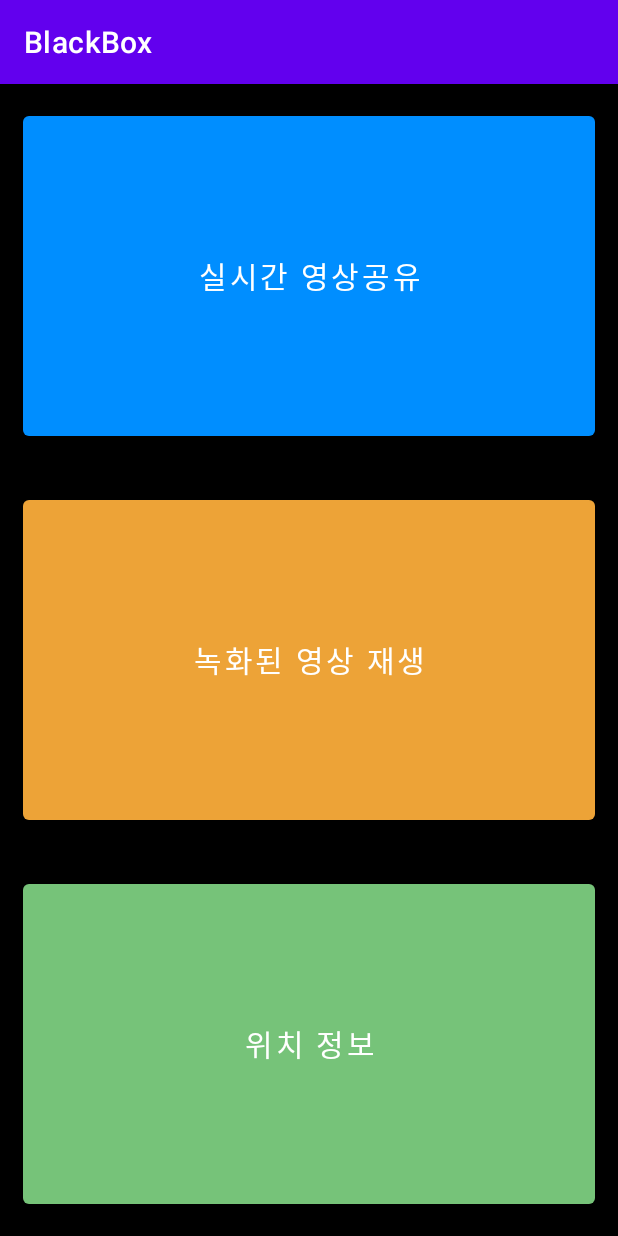
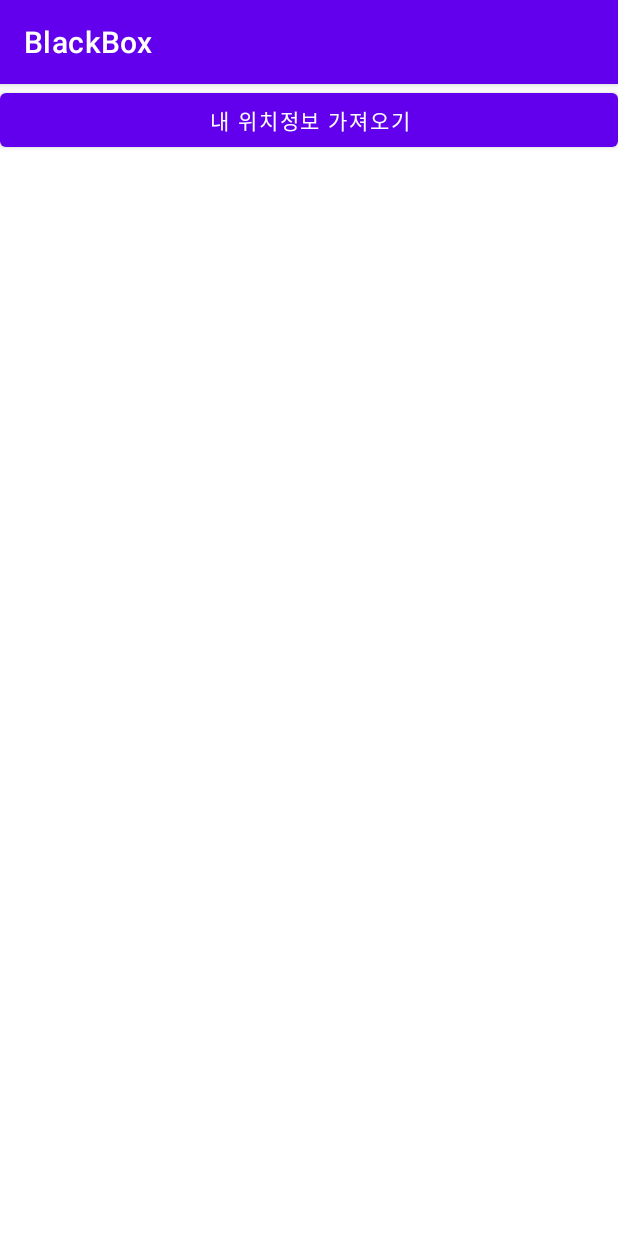
Before and after one commit to jaeminpark1/BlackBox, an Android app: the screen it shows after launch (MainActivity before the commit, GpsActivity after it), after a tap on "위치 정보", on a phone screen of 412 x 824 dp. Run offline under Robolectric (Android 15) with nearby library versions, the phone set to English and light mode, and no system bars.

Commit message:
현재 폰의 GPS값을 가져와서 그 위치를 지도로 표시함

```diff
--- a/app/src/main/java/com/example/blackbox/CustomListViewItem.java
+++ b/app/src/main/java/com/example/blackbox/CustomListViewItem.java
@@ -3,8 +3,8 @@ package com.example.blackbox;
 import android.graphics.Bitmap;
 
 public class CustomListViewItem {
+    private Bitmap iconBitmap;
     private String filename;
-    private Bitmap iconBitmap;
     // 커스텀뷰에 쓰일 멤버들 선언
 
     public void setIcon(Bitmap icon) {
--- /dev/null
+++ b/app/src/main/java/com/example/blackbox/GpsActivity.java
@@ -0,0 +1,113 @@
+package com.example.blackbox;
+
+
+import android.content.Context;
+import android.content.Intent;
+import android.content.pm.PackageManager;
+import android.location.Location;
+import android.location.LocationListener;
+import android.location.LocationManager;
+import android.net.Uri;
+import android.os.Build;
+import android.os.Bundle;
+import android.os.Handler;
+import android.view.View;
+import android.widget.Button;
+import android.widget.LinearLayout;
+import android.widget.TextView;
+import android.widget.Toast;
+
+import androidx.appcompat.app.AppCompatActivity;
+import androidx.core.app.ActivityCompat;
+import androidx.core.content.ContextCompat;
+
+public class GpsActivity extends AppCompatActivity {
+
+    TextView txtResult;
+    double longitude = 0;
+    double latitude = 0;
+    LinearLayout layout;
+
+    @Override
+    protected void onCreate(Bundle savedInstanceState) {
+        super.onCreate(savedInstanceState);
+        setContentView(R.layout.gps);
+        Button button1 = findViewById(R.id.button1);
+        txtResult = findViewById(R.id.txtResult);
+        Button button2 = findViewById(R.id.button2);
+        layout = findViewById(R.id.gogleMapBtn);
+        layout.setVisibility(View.INVISIBLE);
+        // 레이아웃을 가려놓는 이유는 gps값을 가져오기 전에는 위도, 경도가 0이기 때문에 그 값으로 지도를 불러오는 버튼을 누르지 못하게 하기 위함
+
+        final LocationManager lm = (LocationManager) getSystemService(Context.LOCATION_SERVICE);
+        // LocationManager를 사용하기 위해 선언
+
+        button1.setOnClickListener(new View.OnClickListener() {
+            @Override
+            public void onClick(View v) {
+                if (Build.VERSION.SDK_INT >= 23 &&
+                        ContextCompat.checkSelfPermission(getApplicationContext(), android.Manifest.permission.ACCESS_FINE_LOCATION) != PackageManager.PERMISSION_GRANTED) {
+                    ActivityCompat.requestPermissions(GpsActivity.this, new String[]{android.Manifest.permission.ACCESS_FINE_LOCATION, android.Manifest.permission.ACCESS_COARSE_LOCATION},
+                            1);
+                    // ACCESS_FINE_LOCATION 권한이 있는지 확인해서 없으면 권한 요청 창을 띄움
+                } else {
+                    lm.requestLocationUpdates(LocationManager.GPS_PROVIDER,
+                            1000,
+                            // 위치 업데이트 간의 최소 시간 간격 (밀리 초)
+                            1,
+                            // 위치 업데이트 간의 최소 거리 (미터)
+                            gpsLocationListener);
+                            // gpsLocationListener는 LocationListener를 가져와서 상세하게 설정해서 사용
+
+                    new Handler().postDelayed(new Runnable() {
+                        @Override
+                        public void run() {
+                            if (longitude != 0 && latitude != 0) {
+                                goggleMap();
+                            }
+                        }
+                    }, 800);
+                    // 0.8초 딜레이를 주기위해 사용 위도, 경도를 읽어오기 전에 맵이 실행되는걸 방지 1차적으로 방지함
+                    // if으로 위도, 경도가 확실히 0이 아닌지 한번 더 확인해서 2차적으로 위도, 경도를 가져오기전에 맵이 실행되는걸 2차적으로 방지함
+
+                    layout.setVisibility(View.VISIBLE);
+                    // 위에서 가려놓았던 [구글 지도에서 현재 위치 보기] 버튼을 표시함
+                }
+            }
+        });
+
+        button2.setOnClickListener(new View.OnClickListener() {
+            // [구글 지도에서 현재 위치 보기] 버튼을 눌렀을때 작동함 안눌러도 지도는 나오지만 다시한번 지도를 보려고 눌렀을때 작동
+            @Override
+            public void onClick(View v) {
+                goggleMap();
+            }
+        });
+
+    }
+
+    final LocationListener gpsLocationListener = new LocationListener() {
+        public void onLocationChanged(Location location) {
+            String provider = location.getProvider();
+            // provider=현재 위치를 gps로 가져오는지 network(wi-fi)로 가져오는지 확인
+            longitude = location.getLongitude();
+            // longitude=위도
+            latitude = location.getLatitude();
+            // latitude=경도
+
+            txtResult.setText("위치정보 : " + provider + "\n" +
+                    "위도 : " + longitude + "\n" +
+                    "경도 : " + latitude);
+            // 레이아웃에서 만들어 놓았던 텍스트뷰에 위치정보, 위도, 경도를 표시함
+        }
+    };
+
+    void goggleMap()
+    // 버튼1과 버튼2의 온클릭리스너들 2군데서 공동으로 쓰일 코드라 함수로 빼내었음
+    {
+        Toast.makeText(getApplicationContext(), "구글맵으로 이동합니다.", Toast.LENGTH_SHORT).show();
+        Intent intent = new Intent(Intent.ACTION_VIEW, Uri.parse("https://www.google.co.kr/maps/@" + latitude + "," + longitude + ",14z"));
+        startActivity(intent);
+        // 경도와 위도를 가져와서 URI 주소로 만든후 ACTION_VIEW를 통해 구글 지도를 띄움
+    }
+}
--- a/app/src/main/java/com/example/blackbox/MainActivity.java
+++ b/app/src/main/java/com/example/blackbox/MainActivity.java
@@ -57,6 +57,8 @@ public class MainActivity extends AppCompatActivity {
     }
 
     public void mainMenu3(View view) {
-        Toast.makeText(this,"위치정보 기능은 구현중 입니다.",Toast.LENGTH_SHORT).show();
+        Intent intent = new Intent(getApplicationContext(),GpsActivity.class);
+        startActivity(intent);
     }
+
 }
--- a/app/src/main/java/com/example/blackbox/listActivity.java
+++ b/app/src/main/java/com/example/blackbox/listActivity.java
@@ -34,8 +34,8 @@ public class listActivity extends AppCompatActivity {
             // 리스트뷰의 아이템을 클릭했을때 실행되는 코드 재정의
             @Override
             public void onItemClick(AdapterView<?> parent, View view, int position, long id) {
-                String pos=(String)fileList.get(position);
-                // 사용자가 선택한 포지션에 해당되는 파일 이름을 fileList에서 가져와서 pos에 담음
+                String pos=fileList.get(position);
+                // 사용자가 선택한 포지션에 해당되는 폴더이름을 fileList에서 가져와서 pos에 담음
                 Intent intent = new Intent(getApplicationContext(), listActivity2.class);
                 // listActivity2 intent를 생성
                 intent.putExtra("sdcardName",sdcardName);
--- /dev/null
+++ b/app/src/main/res/layout/gps.xml
@@ -0,0 +1,42 @@
+<?xml version="1.0" encoding="utf-8"?>
+<LinearLayout xmlns:android="http://schemas.android.com/apk/res/android"
+    xmlns:app="http://schemas.android.com/apk/res-auto"
+    xmlns:tools="http://schemas.android.com/tools"
+    android:layout_width="match_parent"
+    android:layout_height="match_parent"
+    android:orientation="vertical"
+    tools:context=".MainActivity">
+
+    <LinearLayout
+        android:layout_width="match_parent"
+        android:layout_height="match_parent"
+        android:layout_weight="1"
+        android:orientation="vertical">
+
+        <Button
+            android:id="@+id/button1"
+            android:layout_width="match_parent"
+            android:layout_height="wrap_content"
+            android:text="내 위치정보 가져오기" />
+
+        <TextView
+            android:id="@+id/txtResult"
+            android:layout_width="wrap_content"
+            android:layout_height="wrap_content" />
+    </LinearLayout>
+
+    <LinearLayout
+        android:id="@+id/gogleMapBtn"
+        android:layout_width="match_parent"
+        android:layout_height="match_parent"
+        android:layout_weight="4"
+        android:orientation="vertical">
+
+        <Button
+            android:id="@+id/button2"
+            android:layout_width="match_parent"
+            android:layout_height="wrap_content"
+            android:text="구글 지도에서 현재 위치 보기" />
+    </LinearLayout>
+
+</LinearLayout>
```
Also changed, not shown: app/src/main/AndroidManifest.xml (+5 -2 lines).
